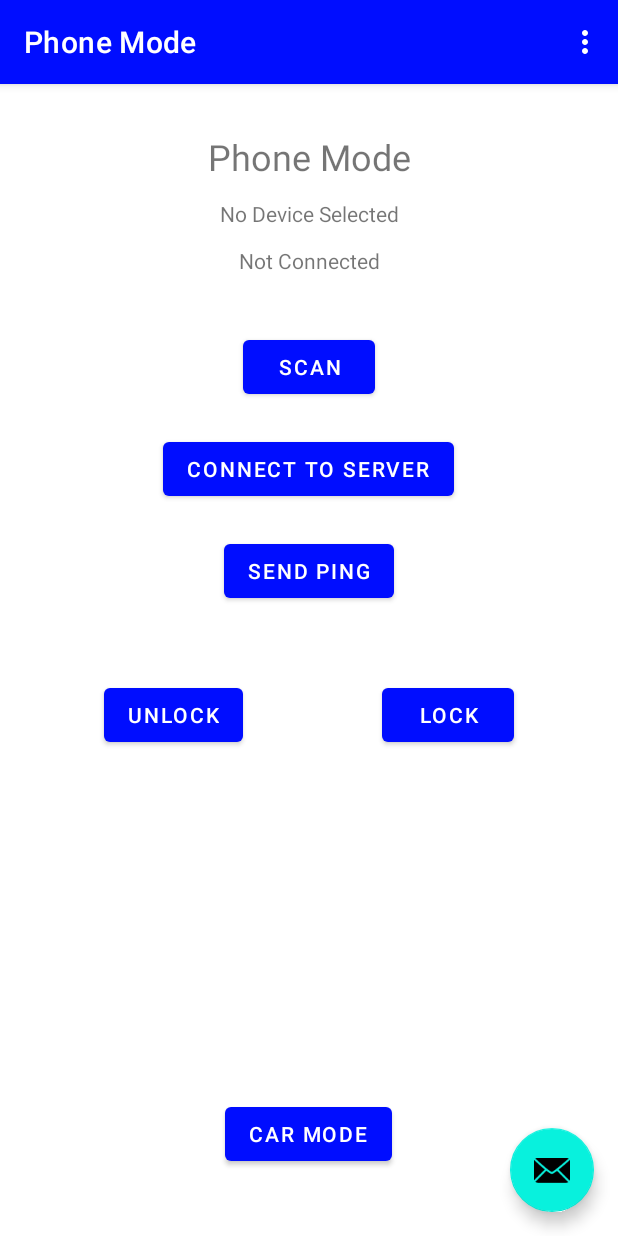
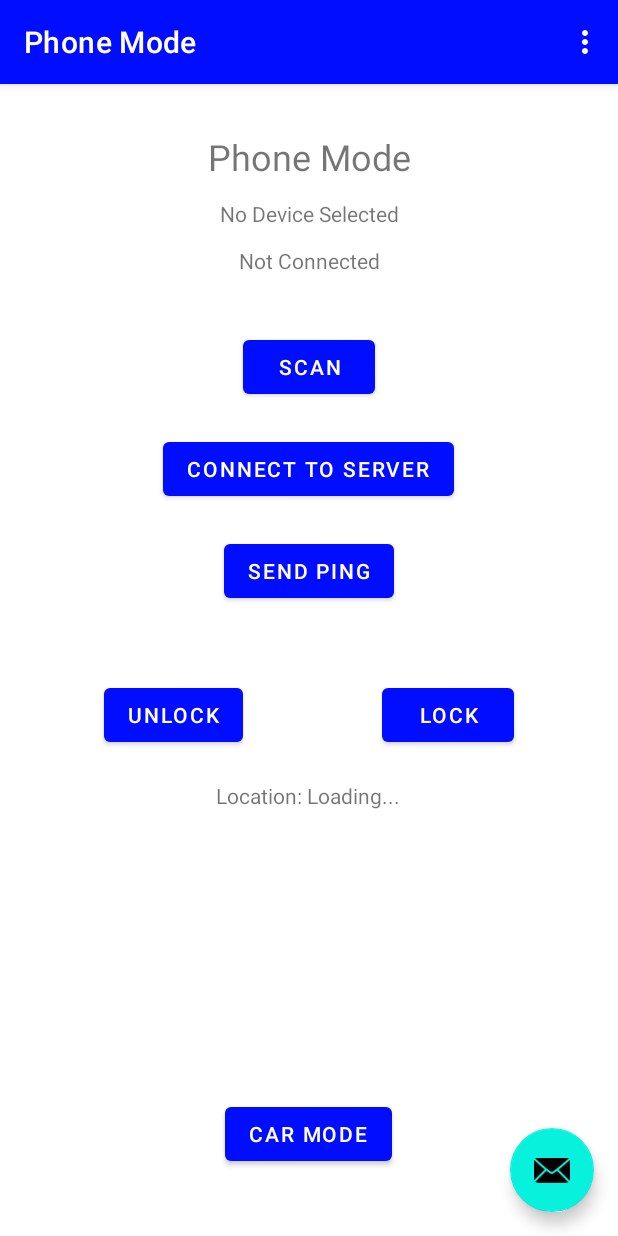
Before and after one commit to Cyberdragon1000/PKES, an Android app: the CarMode screen opened through its navigation route, after a tap on "PHONE MODE", on a phone screen of 412 x 824 dp. Run offline under Robolectric (Android 15) with nearby library versions, the phone set to English and light mode, and no system bars; our stand-ins replace navigation-ui; libraries missing offline, so code that uses them is left out: org.tensorflow.contrib; network calls fail; 1 statement that could not run was skipped; 2 other taps on this screen came first.

Commit message:
Add location check

```diff
--- a/app/src/main/java/com/capstone/pkes/CarMode.java
+++ b/app/src/main/java/com/capstone/pkes/CarMode.java
@@ -6,6 +6,7 @@ import android.bluetooth.BluetoothServerSocket;
 import android.bluetooth.BluetoothSocket;
 import android.content.Intent;
 import android.graphics.Color;
+import android.location.Location;
 import android.os.Bundle;
 import android.os.Handler;
 import android.os.Looper;
@@ -23,6 +24,8 @@ import com.capstone.pkes.databinding.FragmentSecondBinding;
 import com.google.android.material.snackbar.Snackbar;
 
 import java.io.IOException;
+import java.util.Timer;
+import java.util.TimerTask;
 import java.util.UUID;
 
 public class CarMode extends Fragment {
@@ -37,6 +40,8 @@ public class CarMode extends Fragment {
     final int MESSAGE_STATE_CHANGE = 3;
 
     private ConnectedThread mConnectedThread;
+    Location currentLocation = null;
+    Timer getLocationTimer = null;
 
     @Override
     public View onCreateView(
@@ -68,12 +73,24 @@ public class CarMode extends Fragment {
             discoverableIntent.putExtra(BluetoothAdapter.EXTRA_DISCOVERABLE_DURATION, 300);
             startActivityForResult(discoverableIntent, 1);
         });
+
+        // Get Location from main activity
+        getLocationTimer = new Timer();
+        getLocationTimer.scheduleAtFixedRate(new TimerTask(){
+            @Override
+            public void run(){
+                getLocation();
+            }
+        },0,1000);
     }
 
     @Override
     public void onDestroyView() {
         super.onDestroyView();
         binding = null;
+        if (getLocationTimer != null) {
+            getLocationTimer.cancel();
+        }
     }
 
     private class AcceptThread extends Thread {
@@ -187,7 +204,7 @@ public class CarMode extends Fragment {
                             if ((timestampNow - timestamp) > 1*60*1e3) break;
 
                             // TODO: Use GPS coordinates in response
-                            String locationResponsePayload = "A|" + Constants.ACTION_LOCATION_RESPONSE + "|" + timestampNow + "|" + "1.123456|2.34567";
+                            String locationResponsePayload = "A|" + Constants.ACTION_LOCATION_RESPONSE + "|" + timestampNow + "|" + currentLocation.getLatitude() + "|" + currentLocation.getLongitude();
                             mConnectedThread.write(data_encryption.encrypt(locationResponsePayload).getBytes());
                             break;
                         case Constants.ACTION_UNLOCK_REQUEST:
@@ -225,4 +242,8 @@ public class CarMode extends Fragment {
         });
     }
 
+    private Location getLocation() {
+        currentLocation = ((MainActivity) getActivity()).getLocation();
+        return currentLocation;
+    }
 }
--- a/app/src/main/java/com/capstone/pkes/PhoneMode.java
+++ b/app/src/main/java/com/capstone/pkes/PhoneMode.java
@@ -29,6 +29,8 @@ import com.google.android.material.snackbar.Snackbar;
 import java.io.IOException;
 import java.nio.charset.StandardCharsets;
 import java.util.Set;
+import java.util.Timer;
+import java.util.TimerTask;
 import java.util.UUID;
 
 public class PhoneMode extends Fragment {
@@ -40,6 +42,8 @@ public class PhoneMode extends Fragment {
     private BluetoothDevice selectedDevice = null;
     ConnectThread mConnectThread;
     ConnectedThread mConnectedThread;
+    Location currentLocation = null;
+    Timer getLocationTimer = null;
 
     final int MESSAGE_READ = 0;
     final int MESSAGE_WRITE = 1;
@@ -72,12 +76,27 @@ public class PhoneMode extends Fragment {
 
         IntentFilter filter = new IntentFilter(BluetoothDevice.ACTION_FOUND);
         requireActivity().registerReceiver(mReceiver, filter);
+
+        // Get Location from main activity
+        getLocationTimer = new Timer();
+        getLocationTimer.scheduleAtFixedRate(new TimerTask(){
+            @Override
+            public void run(){
+                getLocation();
+                if (currentLocation != null) {
+                    updateLocationText("Location: " + currentLocation.toString());
+                }
+            }
+        },0,1000);
     }
 
     @Override
     public void onDestroyView() {
         super.onDestroyView();
         binding = null;
+        if (getLocationTimer != null) {
+            getLocationTimer.cancel();
+        }
         requireActivity().unregisterReceiver(mReceiver);
     }
 
@@ -248,14 +267,16 @@ public class PhoneMode extends Fragment {
                             Log.d(TAG, "action: Location Response: " + actionPayload);
                             double lat = Float.parseFloat(actionPayload[3]);
                             double lng = Float.parseFloat(actionPayload[4]);
-//                                Location loc = new Location("");
-//                                loc.setLatitude(lat);
-//                                loc.setLongitude(lng);
-//                                Location locHere = getLocation();
-//                                Log.d(TAG, "action: Location Response: current location: " + locHere);
-//                                Log.d(TAG, "action: Location Response: received location: " + loc);
-//                                Log.d(TAG, "action: Location Response: distance (meters): " + locHere.distanceTo(loc));
-                            // TODO: Verify distance with current location
+                            Location loc = new Location("");
+                            loc.setLatitude(lat);
+                            loc.setLongitude(lng);
+                            Location locHere = getLocation();
+                            float distance = locHere.distanceTo(loc); // in meters
+                            Log.d(TAG, "action: Location Response: current location: " + locHere);
+                            Log.d(TAG, "action: Location Response: received location: " + loc);
+                            Log.d(TAG, "action: Location Response: distance (meters): " + distance);
+
+                            if (distance > 10) break;
 
                             long timestampNow = System.currentTimeMillis();
                             if ((timestampNow - timestamp) > 1*60*1e3) break;
@@ -282,6 +303,11 @@ public class PhoneMode extends Fragment {
     }
 
     private Location getLocation() {
-        return ((MainActivity) getActivity()).getLocation();
+        currentLocation = ((MainActivity) getActivity()).getLocation();
+        return currentLocation;
+    }
+
+    private void updateLocationText(String text) {
+        new Handler(Looper.getMainLooper()).post(() -> binding.tvLocation.setText(text));
     }
 }
--- a/app/src/main/res/layout/fragment_first.xml
+++ b/app/src/main/res/layout/fragment_first.xml
@@ -109,4 +109,16 @@
         app:layout_constraintStart_toStartOf="parent"
         app:layout_constraintTop_toBottomOf="@+id/btnSendPing" />
 
+    <TextView
+        android:id="@+id/tvLocation"
+        android:layout_width="wrap_content"
+        android:layout_height="wrap_content"
+        android:layout_marginTop="20dp"
+        android:text="Location: Loading..."
+        android:textAlignment="center"
+        app:layout_constraintEnd_toEndOf="parent"
+        app:layout_constraintHorizontal_bias="0.498"
+        app:layout_constraintStart_toStartOf="parent"
+        app:layout_constraintTop_toBottomOf="@+id/btnUnlock" />
+
 </androidx.constraintlayout.widget.ConstraintLayout>
```
Also changed, not shown: app/src/main/java/com/capstone/pkes/MainActivity.java (+6 -2 lines).
